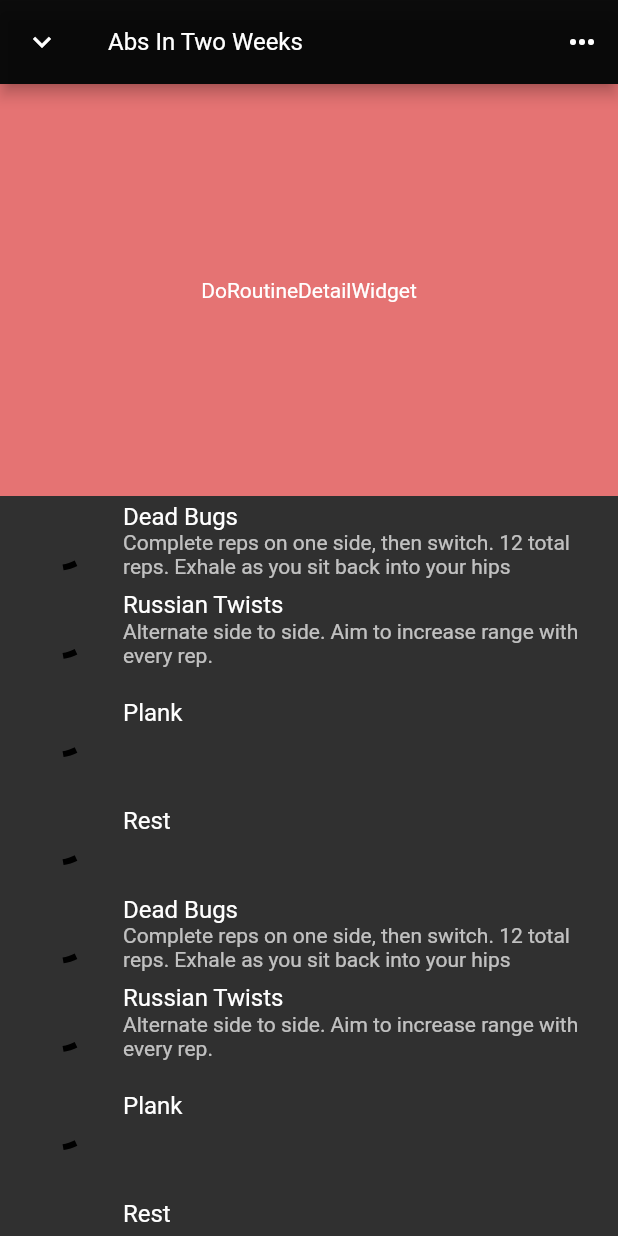
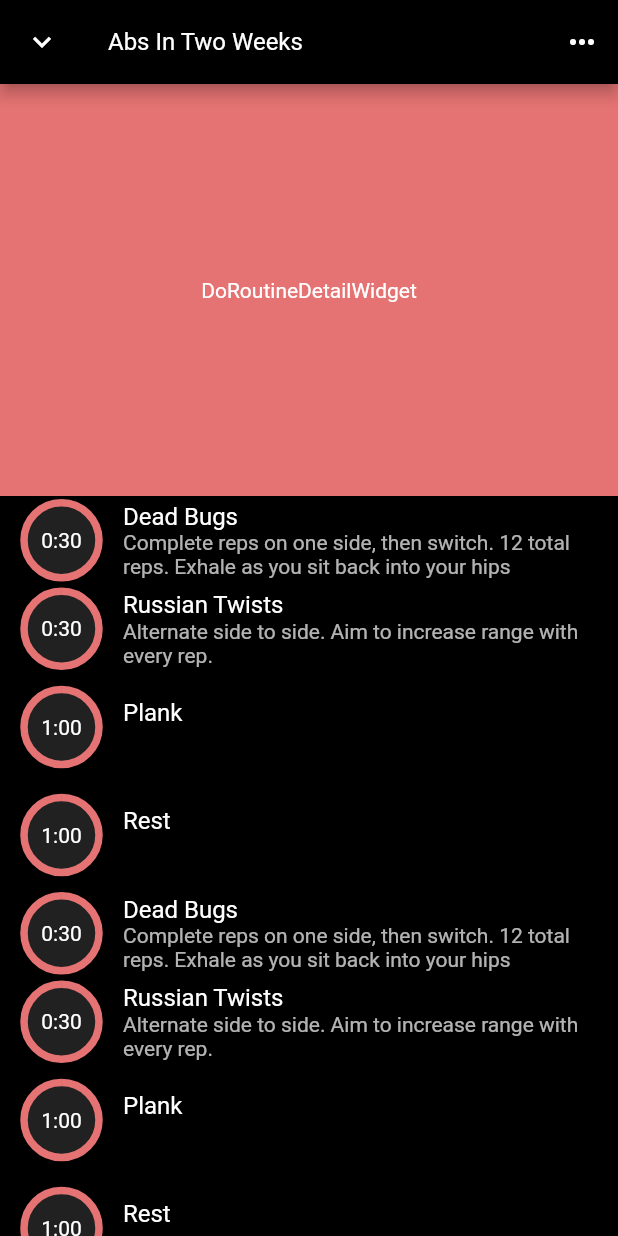
Before and after one commit to ivedone/mvp, a Flutter app: the screen it shows after launch, on a phone screen of 412 x 824 dp. Run offline on Flutter 3.47's test engine with Material 2 defaults, Android fonts, the phone set to English and light mode, and no system bars.

Commit message:
TaskWidget includes StaticCountdownWidget

```diff
--- a/lib/app.dart
+++ b/lib/app.dart
@@ -12,7 +12,7 @@ class IvedoneApp extends StatelessWidget {
       title: 'ivedone',
       theme: activeTheme,
       debugShowCheckedModeBanner: false,
-      home: DoRoutineOverlay(routine: SeedRoutines.AbsInTwoWeeks),
+      home: DoRoutineModal(routine: SeedRoutines.AbsInTwoWeeks),
     );
   }
 }
--- /dev/null
+++ b/lib/components/do_routine/countdown.dart/static.dart
@@ -0,0 +1,44 @@
+import 'package:flutter/material.dart';
+
+class StaticCountdownWidget extends StatelessWidget {
+  final String remaining;
+  final double percentDone;
+
+  const StaticCountdownWidget({
+    Key? key,
+    required this.remaining,
+    required this.percentDone,
+  }) : super(key: key);
+
+  @override
+  Widget build(BuildContext context) {
+    return SizedBox(
+      width: 50,
+      height: 50,
+      child: Stack(
+        children: [
+          Center(
+            child: Container(
+                width: 50,
+                height: 50,
+                decoration: BoxDecoration(
+                  shape: BoxShape.circle,
+                  color: Theme.of(context).colorScheme.primaryVariant,
+                ),
+                child: CircularProgressIndicator(
+                  strokeWidth: 5.0,
+                  value: percentDone,
+                  semanticsLabel: 'Task progress',
+                  color: Theme.of(context).colorScheme.secondary,
+                  backgroundColor: Colors.transparent,
+                )),
+          ),
+          Center(
+              child: Text(remaining,
+                  style: TextStyle(
+                      color: Theme.of(context).colorScheme.onSecondary)))
+        ],
+      ),
+    );
+  }
+}
--- a/lib/components/do_routine/list.dart
+++ b/lib/components/do_routine/list.dart
@@ -1,5 +1,5 @@
 import 'package:flutter/material.dart';
-import 'package:mvp/components/task.dart';
+import 'package:mvp/components/do_routine/task.dart';
 import 'package:mvp/models/routine.dart';
 import 'package:mvp/models/task.dart';
 
--- /dev/null
+++ b/lib/components/do_routine/task.dart
@@ -0,0 +1,25 @@
+import 'package:flutter/material.dart';
+import 'package:mvp/models/task.dart';
+import 'package:mvp/util/clock_format.dart';
+import 'countdown.dart/static.dart';
+
+class TaskWidget extends StatelessWidget {
+  final TaskModel task;
+  const TaskWidget({
+    Key? key,
+    required this.task,
+  }) : super(key: key);
+
+  @override
+  Widget build(BuildContext context) {
+    return InkWell(
+      onTap: () {},
+      child: ListTile(
+        leading: StaticCountdownWidget(
+            remaining: toMinutesAndSeconds(task.duration), percentDone: 1.0),
+        title: Text(task.title),
+        subtitle: Text(task.description ?? ''),
+      ),
+    );
+  }
+}
--- a/lib/components/task.dart
+++ /dev/null
@@ -1,22 +0,0 @@
-import 'package:flutter/material.dart';
-import 'package:mvp/models/task.dart';
-
-class TaskWidget extends StatelessWidget {
-  final TaskModel task;
-  const TaskWidget({
-    Key? key,
-    required this.task,
-  }) : super(key: key);
-
-  @override
-  Widget build(BuildContext context) {
-    return ListTile(
-      leading: const SizedBox(
-          width: 50,
-          height: 50,
-          child: Center(child: CircularProgressIndicator())),
-      title: Text(task.title),
-      subtitle: Text(task.description ?? ''),
-    );
-  }
-}
--- a/lib/screens/do_routine.dart
+++ b/lib/screens/do_routine.dart
@@ -2,9 +2,9 @@ import 'package:flutter/material.dart';
 import 'package:mvp/components/do_routine/list.dart';
 import 'package:mvp/models/routine.dart';
 
-class DoRoutineOverlay extends StatelessWidget {
+class DoRoutineModal extends StatelessWidget {
   final RoutineModel routine;
-  const DoRoutineOverlay({
+  const DoRoutineModal({
     Key? key,
     required this.routine,
   }) : super(key: key);
@@ -12,6 +12,7 @@ class DoRoutineOverlay extends StatelessWidget {
   @override
   Widget build(BuildContext context) {
     return Scaffold(
+      backgroundColor: Theme.of(context).colorScheme.background,
       appBar: AppBar(
           leading: IconButton(
             icon: const Icon(Icons.expand_more),
--- /dev/null
+++ b/lib/util/clock_format.dart
@@ -0,0 +1,17 @@
+String toMinutesAndSeconds(Duration dur) {
+  int seconds = dur.inSeconds;
+  int minutes = seconds ~/ Duration.secondsPerMinute;
+  seconds -= minutes * Duration.secondsPerMinute;
+  return [toOneDigit(minutes), toTwoDigits(seconds)].join(':');
+}
+
+String toOneDigit(int x) {
+  if (x < 0) return toOneDigit(-x);
+  return x.toString();
+}
+
+String toTwoDigits(int x) {
+  if (x < 0) return toTwoDigits(-x);
+  if (x < 10) return '0' + x.toString();
+  return x.toString();
+}
```
